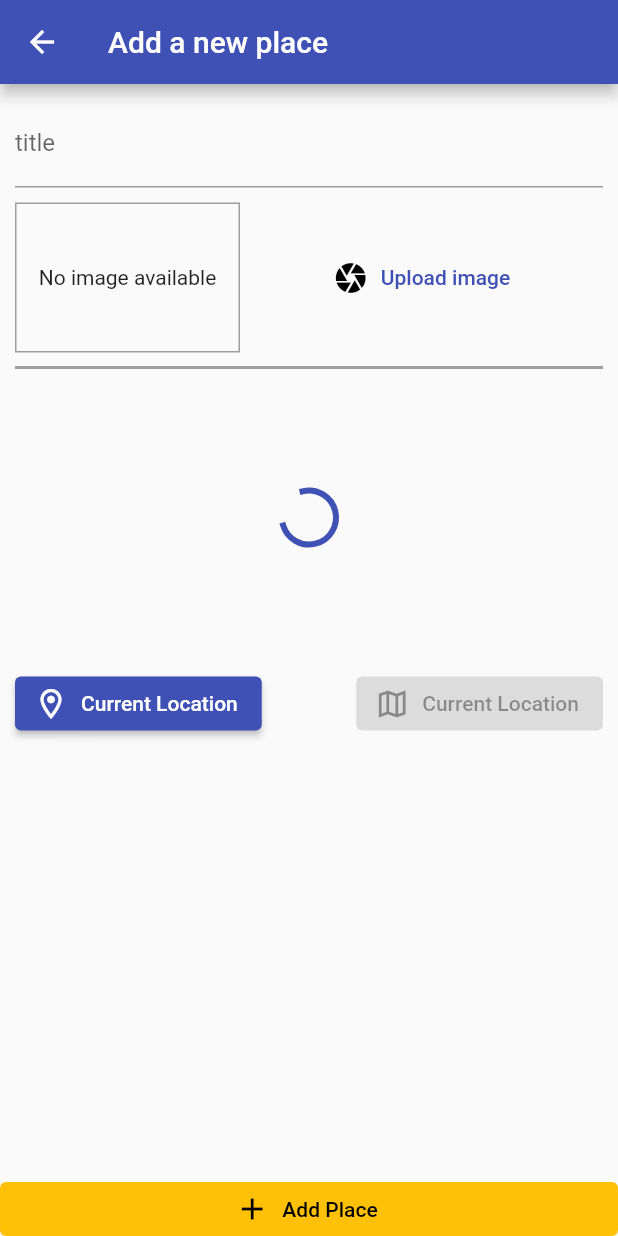
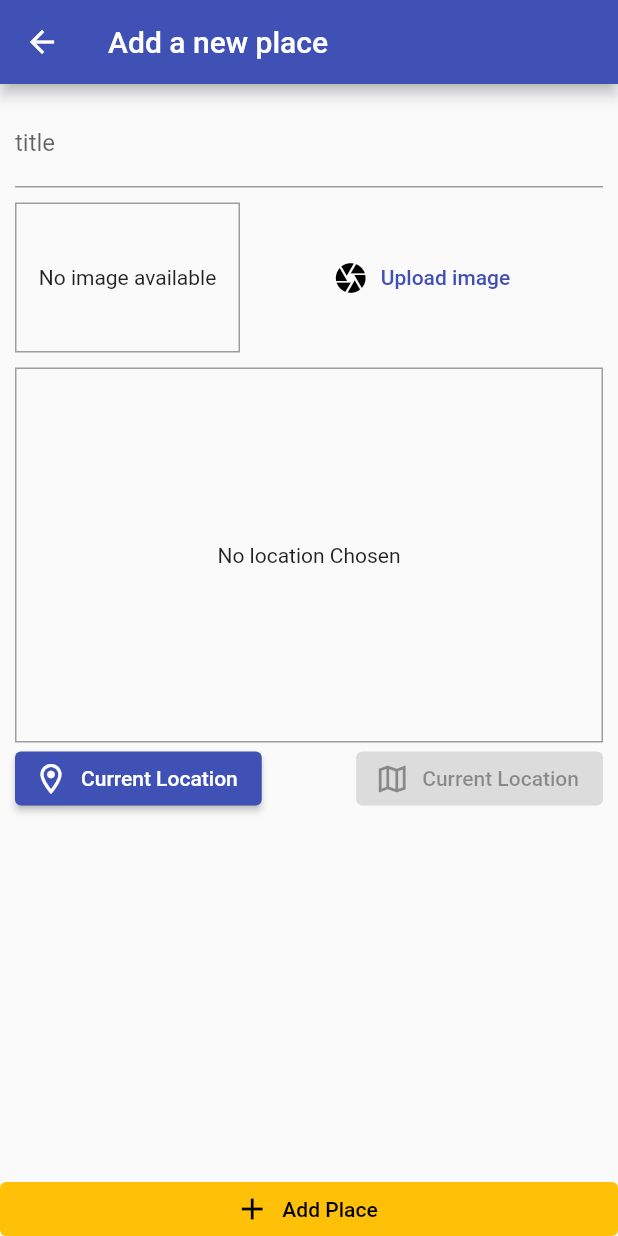
Before and after one commit to Shashank0271/Great_Places_App, a Flutter app: the AddPlaceScreen screen opened by its route, on a phone screen of 412 x 824 dp. Run offline on Flutter 3.47's test engine with Material 2 defaults, Android fonts, the phone set to English and light mode, and no system bars; our stand-ins replace flutter_staggered_animations, google_maps_flutter, image_picker, location, page_transition, sqflite; accounts and stored records are empty.

```diff
--- a/lib/widgets/location_input.dart
+++ b/lib/widgets/location_input.dart
@@ -17,7 +17,6 @@ class _LocationInputState extends State<LocationInput> {
   String? imageUrl;
   CameraPosition? _cameraPosition;
   GoogleMapController? _mapController;
-  Uint8List? _imageBytes;
   Completer<GoogleMapController> _controller = Completer();
 
   Future<void> _getCurrentLocation() async {
@@ -28,20 +27,7 @@ class _LocationInputState extends State<LocationInput> {
       target: LatLng(latitude, longitude),
       zoom: 14.4746,
     );
-
-    // GoogleMap(
-    //   initialCameraPosition: _cameraPosition!,
-    //   onMapCreated: (GoogleMapController controller) {
-    //     _controller.complete(controller);
-    //     _mapController = controller;
-    //   },
-    // );
-
-    Uint8List? imageBytes = await _mapController?.takeSnapshot();
-    setState(() {
-      _imageBytes = imageBytes;
-    });
-    // setState(() {});
+    setState(() {});
   }
 
   @override
@@ -49,32 +35,23 @@ class _LocationInputState extends State<LocationInput> {
     return Column(
       children: [
         Container(
-          height: 0,
+          height: 250,
           width: double.infinity,
           child: _cameraPosition == null
               ? const Center(child: Text('No location Chosen'))
               : GoogleMap(
+                  scrollGesturesEnabled: false,
+                  zoomControlsEnabled: false,
+                  zoomGesturesEnabled: false,
                   initialCameraPosition: _cameraPosition!,
                   onMapCreated: (GoogleMapController controller) async {
                     _controller.complete(controller);
                     _mapController = controller;
-                    Uint8List? imageBytes = await controller.takeSnapshot();
-                    setState(() {
-                      _imageBytes = imageBytes;
-                    });
                   },
                 ),
           decoration: BoxDecoration(
             border: Border.all(color: Colors.grey),
           ),
-        ),
-        SizedBox(
-          height: 200,
-          child: _imageBytes != null
-              ? Image.memory(_imageBytes!)
-              : const Center(
-                  child: CircularProgressIndicator(),
-                ),
         ),
         Row(
           mainAxisAlignment: MainAxisAlignment.spaceBetween,
```
Also changed, not shown: lib/screens/places_list_screen.dart (+0 -13 lines).
